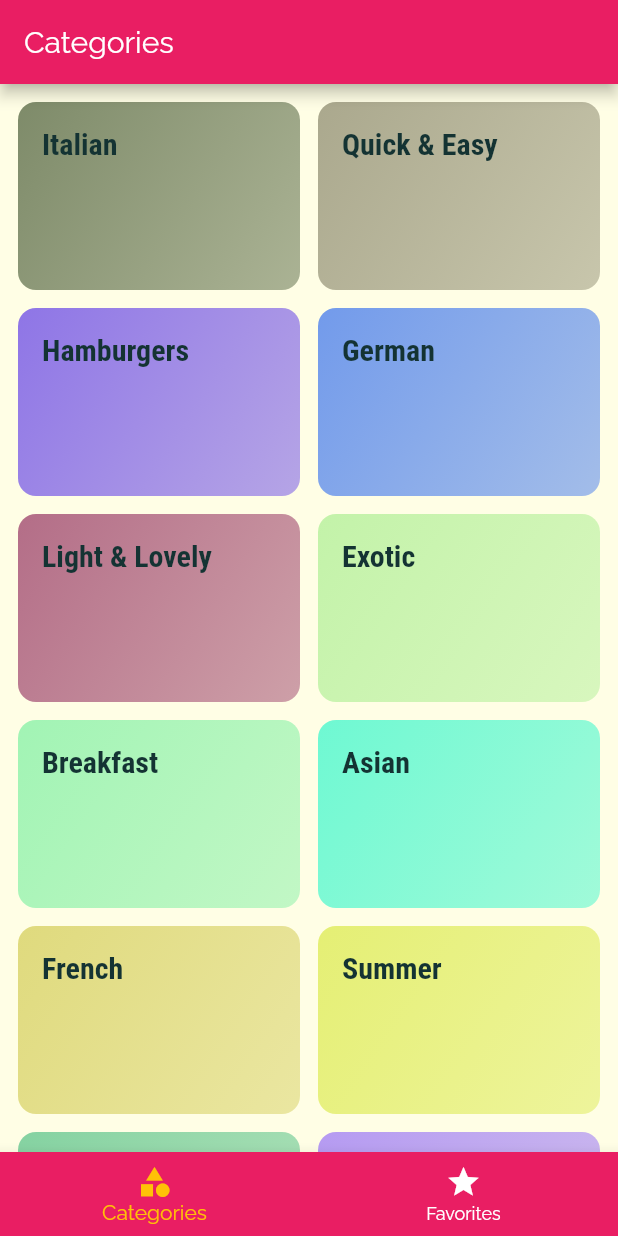
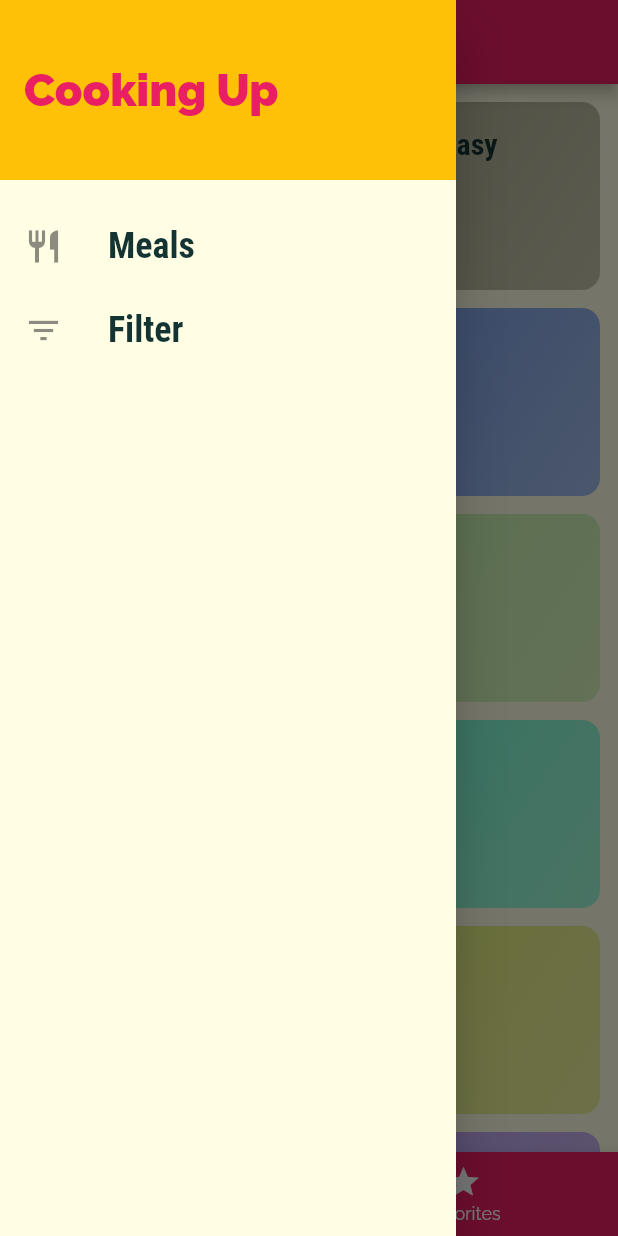
Before and after one commit to devborland/ketty_cakes, a Flutter app: the screen it shows after launch, with the side drawer open (before the commit the screen has no drawer), on a phone screen of 412 x 824 dp. Run offline on Flutter 3.47's test engine with Material 2 defaults, Android fonts, the phone set to English and light mode, and no system bars.

Commit message:
Added Custom Drawer

```diff
--- a/lib/screens/categories_screen.dart
+++ b/lib/screens/categories_screen.dart
@@ -1,6 +1,7 @@
 import 'package:flutter/material.dart';
+
+import '../dummy_data.dart';
 import '../widgets/category_item.dart';
-import '../dummy_data.dart';
 
 class CategoriesScreen extends StatelessWidget {
   @override
--- a/lib/screens/category_meal_screen.dart
+++ b/lib/screens/category_meal_screen.dart
@@ -1,5 +1,5 @@
 import 'package:flutter/material.dart';
-import 'package:ketty_cakes/widgets/meal_item.dart';
+import '../widgets/meal_item.dart';
 import '../dummy_data.dart';
 
 class CategoryMealScreen extends StatelessWidget {
--- a/lib/screens/tabs_screen.dart
+++ b/lib/screens/tabs_screen.dart
@@ -1,5 +1,6 @@
 import 'package:flutter/material.dart';
 
+import '../widgets/main_drawer.dart';
 import 'categories_screen.dart';
 import 'favorites_screen.dart';
 
@@ -33,6 +34,7 @@ class _TabsScreenState extends State<TabsScreen> {
       appBar: AppBar(
         title: Text(_pages[_selectedPageIndex]['title']),
       ),
+      drawer: MainDrawer(),
       body: _pages[_selectedPageIndex]['page'],
       bottomNavigationBar: BottomNavigationBar(
         onTap: _selectPage,
--- /dev/null
+++ b/lib/widgets/main_drawer.dart
@@ -0,0 +1,53 @@
+import 'package:flutter/material.dart';
+
+class MainDrawer extends StatelessWidget {
+  @override
+  Widget build(BuildContext context) {
+    return SafeArea(
+      child: Drawer(
+        child: Column(
+          children: [
+            Container(
+              height: 120.0,
+              width: double.infinity,
+              padding: EdgeInsets.all(16.0),
+              alignment: Alignment.centerLeft,
+              color: Theme.of(context).accentColor,
+              child: Text(
+                'Cooking Up',
+                style: TextStyle(
+                  fontWeight: FontWeight.w900,
+                  fontSize: 30.0,
+                  color: Theme.of(context).primaryColor,
+                ),
+              ),
+            ),
+            SizedBox(height: 16.0),
+            buildListTile('Meals', Icons.restaurant),
+            buildListTile('Filter', Icons.filter_list),
+          ],
+        ),
+      ),
+    );
+  }
+
+  Widget buildListTile(String title, IconData icon) {
+    return ListTile(
+      leading: Icon(
+        icon,
+        size: 26.0,
+      ),
+      title: Text(
+        title,
+        style: TextStyle(
+          fontFamily: 'RobotoCondensed',
+          fontSize: 24.0,
+          fontWeight: FontWeight.bold,
+        ),
+      ),
+      onTap: () {
+        //...
+      },
+    );
+  }
+}
--- a/lib/widgets/meal_item.dart
+++ b/lib/widgets/meal_item.dart
@@ -1,6 +1,6 @@
 import 'package:flutter/material.dart';
-import 'package:ketty_cakes/models/meal.dart';
-import 'package:ketty_cakes/screens/meal_detail_screen.dart';
+import '../models/meal.dart';
+import '../screens/meal_detail_screen.dart';
 
 class MealItem extends StatelessWidget {
   final String id;
```
